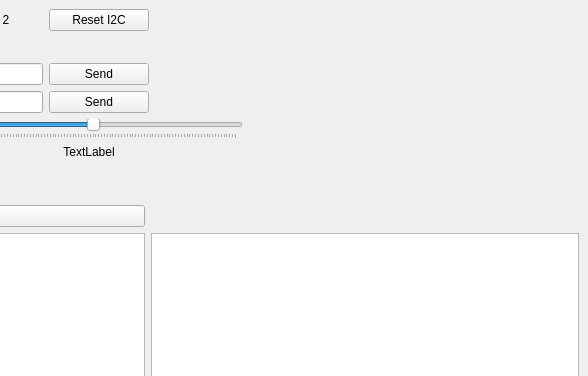
First picture: the form in controllerUI.ui, repository Furrah/CalibratorControllerGUI, before the edit; both pictures show x 292 to 880 and y 0 to 376 of the 880 by 649 pixel window.
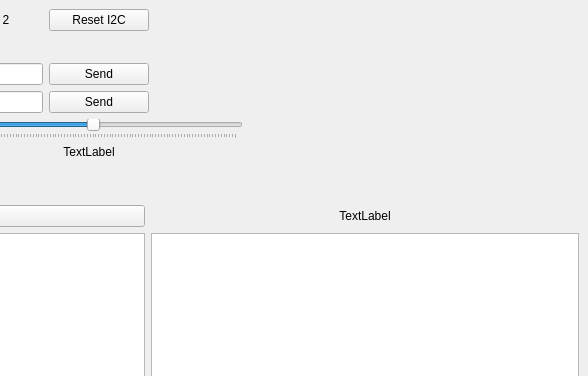
Second picture: the form after the edit. Custom widgets are drawn as their Qt base class.

Commit message: front end redesign fixes

What changed in the file:
```diff
--- a/controllerUI.ui
+++ b/controllerUI.ui
@@ -320,6 +320,16 @@
         </property>
        </widget>
       </item>
+      <item row="1" column="1">
+       <widget class="QLabel" name="label_offset_average">
+        <property name="text">
+         <string>TextLabel</string>
+        </property>
+        <property name="alignment">
+         <set>Qt::AlignCenter</set>
+        </property>
+       </widget>
+      </item>
      </layout>
     </item>
    </layout>
```
The commit also changes 2 other files.
